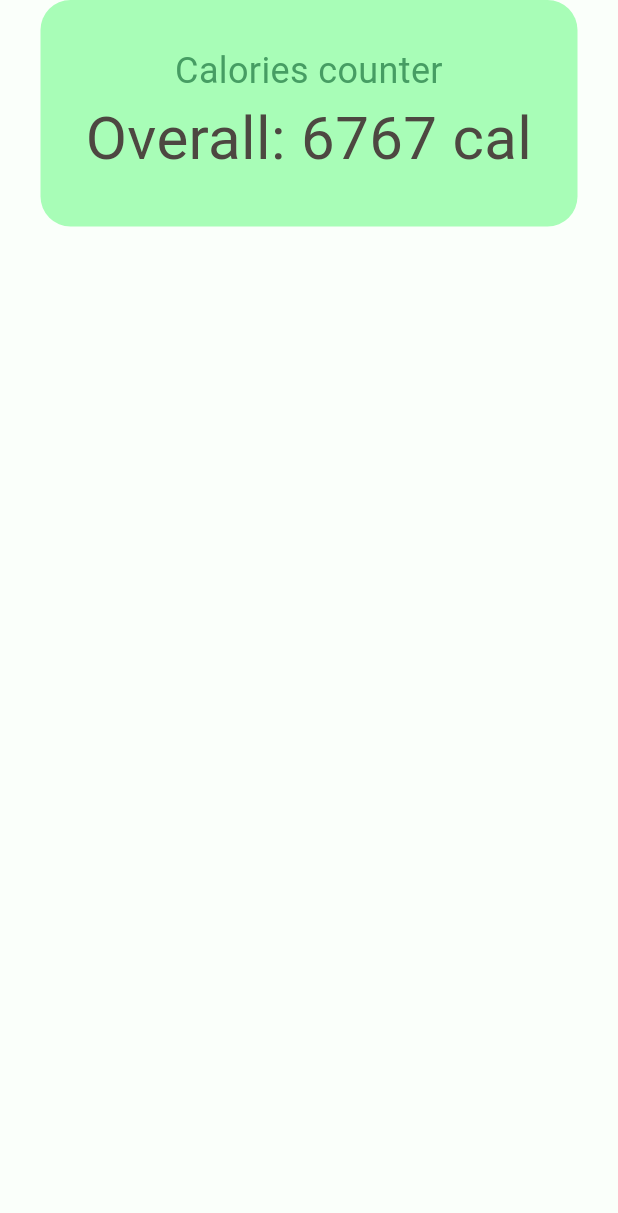
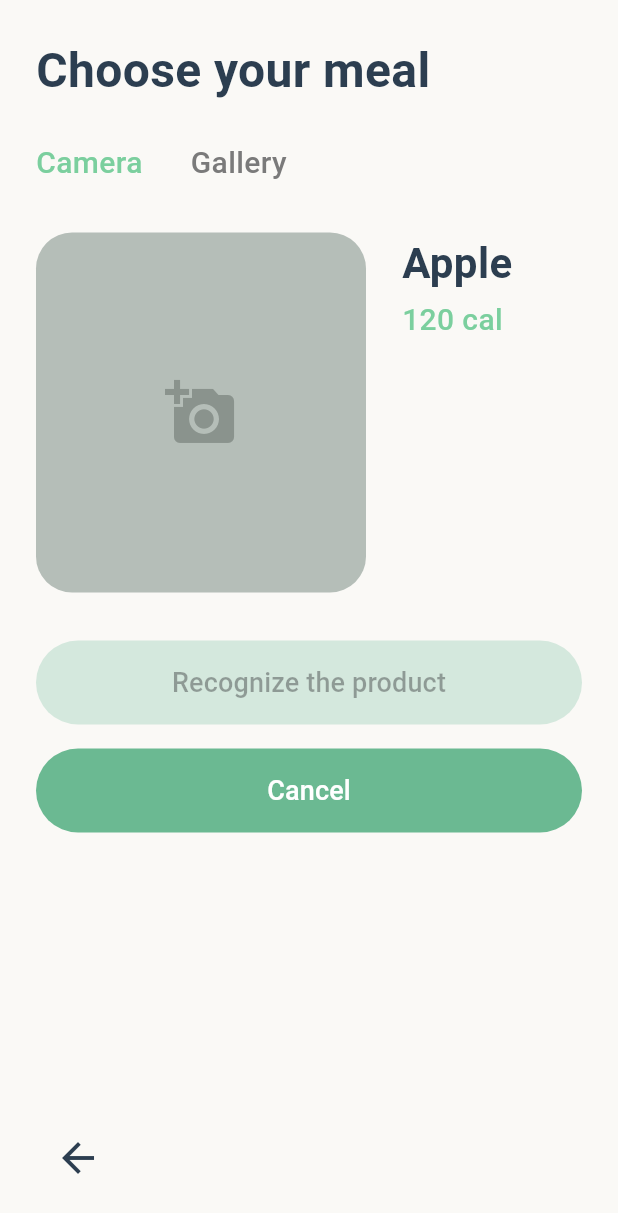
Before and after one commit to Qurt1024/calorie_count, a Flutter app: the screen it shows after launch, on a phone screen of 412 x 824 dp. Shown: the top 1213 px of the screen. Run offline on Flutter 3.47's test engine with Material 3 defaults, Android fonts, the phone set to English and light mode, and no system bars; our stand-ins replace image_picker; Roboto replaces fonts that are missing (Baloo Bhai 2).

Commit message:
calories_count page

```diff
--- /dev/null
+++ b/lib/counter_screen/ui/counter_screen.dart
@@ -0,0 +1,406 @@
+import 'dart:io';
+import 'package:flutter/material.dart';
+import 'package:image_picker/image_picker.dart';
+
+void main() {
+  runApp(const MealSelectionApp());
+}
+
+class MealSelectionApp extends MaterialApp {
+  const MealSelectionApp({super.key})
+      : super(
+          home: const MealSelectionScreen(),
+          debugShowCheckedModeBanner: false,
+        );
+}
+
+class MealSelectionState {
+  final File? selectedImage;
+  final String productName;
+  final int calories;
+  final bool isLoading;
+  final String? errorMessage;
+
+  const MealSelectionState({
+    this.selectedImage,
+    this.productName = 'Apple',
+    this.calories = 120,
+    this.isLoading = false,
+    this.errorMessage,
+  });
+
+  MealSelectionState copyWith({
+    File? selectedImage,
+    String? productName,
+    int? calories,
+    bool? isLoading,
+    String? errorMessage,
+  }) {
+    return MealSelectionState(
+      selectedImage: selectedImage ?? this.selectedImage,
+      productName: productName ?? this.productName,
+      calories: calories ?? this.calories,
+      isLoading: isLoading ?? this.isLoading,
+      errorMessage: errorMessage ?? this.errorMessage,
+    );
+  }
+
+  MealSelectionState reset() {
+    return const MealSelectionState();
+  }
+}
+
+class MealSelectionScreen extends StatefulWidget {
+  const MealSelectionScreen({super.key});
+
+  @override
+  State<MealSelectionScreen> createState() => _MealSelectionScreenState();
+}
+
+class _MealSelectionScreenState extends State<MealSelectionScreen> {
+  MealSelectionState _state = const MealSelectionState();
+  final ImagePicker _picker = ImagePicker();
+
+  void _updateState(MealSelectionState newState) {
+    setState(() {
+      _state = newState;
+    });
+  }
+
+  Future<void> _pickImageFromCamera() async {
+    try {
+      _updateState(_state.copyWith(isLoading: true));
+
+      final XFile? image = await _picker.pickImage(
+        source: ImageSource.camera,
+        imageQuality: 80,
+      );
+
+      if (image != null) {
+        _updateState(_state.copyWith(
+          selectedImage: File(image.path),
+          isLoading: false,
+        ));
+      } else {
+        _updateState(_state.copyWith(isLoading: false));
+      }
+    } catch (e) {
+      _updateState(_state.copyWith(
+        isLoading: false,
+        errorMessage: 'Error picking image from camera: $e',
+      ));
+      _showErrorDialog(_state.errorMessage!);
+    }
+  }
+
+  Future<void> _pickImageFromGallery() async {
+    try {
+      _updateState(_state.copyWith(isLoading: true));
+
+      final XFile? image = await _picker.pickImage(
+        source: ImageSource.gallery,
+        imageQuality: 80,
+      );
+
+      if (image != null) {
+        _updateState(_state.copyWith(
+          selectedImage: File(image.path),
+          isLoading: false,
+        ));
+      } else {
+        _updateState(_state.copyWith(isLoading: false));
+      }
+    } catch (e) {
+      _updateState(_state.copyWith(
+        isLoading: false,
+        errorMessage: 'Error picking image from gallery: $e',
+      ));
+      _showErrorDialog(_state.errorMessage!);
+    }
+  }
+
+  void _showImageSourceDialog() {
+    showDialog(
+      context: context,
+      builder: (BuildContext context) {
+        return AlertDialog(
+          title: const Text('Choose image source'),
+          content: Column(
+            mainAxisSize: MainAxisSize.min,
+            children: [
+              ListTile(
+                leading:
+                    const Icon(Icons.camera_alt, color: Color(0xFF7BCF9E)),
+                title: const Text('Camera'),
+                onTap: () {
+                  Navigator.pop(context);
+                  _pickImageFromCamera();
+                },
+              ),
+              ListTile(
+                leading:
+                    const Icon(Icons.photo_library, color: Color(0xFF7BCF9E)),
+                title: const Text('Gallery'),
+                onTap: () {
+                  Navigator.pop(context);
+                  _pickImageFromGallery();
+                },
+              ),
+            ],
+          ),
+        );
+      },
+    );
+  }
+
+  void _showErrorDialog(String message) {
+    showDialog(
+      context: context,
+      builder: (BuildContext context) {
+        return AlertDialog(
+          title: const Text('Error'),
+          content: Text(message),
+          actions: [
+            TextButton(
+              onPressed: () {
+                Navigator.pop(context);
+                _updateState(_state.copyWith(errorMessage: null));
+              },
+              child: const Text('OK'),
+            ),
+          ],
+        );
+      },
+    );
+  }
+
+  Future<void> _recognizeProduct() async {
+    if (_state.selectedImage == null) return;
+
+    _updateState(_state.copyWith(isLoading: true));
+
+
+    await Future.delayed(const Duration(seconds: 2));
+
+    _updateState(_state.copyWith(
+      productName: 'Banana',
+      calories: 105,
+      isLoading: false,
+    ));
+
+    if (mounted) {
+      ScaffoldMessenger.of(context).showSnackBar(
+        const SnackBar(
+          content: Text('Product recognized!'),
+          duration: Duration(seconds: 2),
+          backgroundColor: Color(0xFF6BB992),
+        ),
+      );
+    }
+  }
+
+  void _cancel() {
+    _updateState(_state.reset());
+  }
+
+  @override
+  Widget build(BuildContext context) {
+    return Scaffold(
+      backgroundColor: const Color(0xFFFAF9F6),
+      body: Stack(
+        children: [
+          SafeArea(
+            child: Padding(
+              padding: const EdgeInsets.all(24.0),
+              child: Column(
+                crossAxisAlignment: CrossAxisAlignment.start,
+                children: [
+
+                  const Text(
+                    'Choose your meal',
+                    style: TextStyle(
+                      fontSize: 32,
+                      fontWeight: FontWeight.w600,
+                      color: Color(0xFF2C3E50),
+                    ),
+                  ),
+                  const SizedBox(height: 24),
+
+                  // Camera/Gallery tabs
+                  Row(
+                    children: [
+                      GestureDetector(
+                        onTap: _pickImageFromCamera,
+                        child: const Text(
+                          'Camera',
+                          style: TextStyle(
+                            fontSize: 20,
+                            fontWeight: FontWeight.w500,
+                            color: Color(0xFF7BCF9E),
+                          ),
+                        ),
+                      ),
+                      const SizedBox(width: 32),
+                      GestureDetector(
+                        onTap: _pickImageFromGallery,
+                        child: const Text(
+                          'Gallery',
+                          style: TextStyle(
+                            fontSize: 20,
+                            fontWeight: FontWeight.w500,
+                            color: Color(0xFF7A7A7A),
+                          ),
+                        ),
+                      ),
+                    ],
+                  ),
+                  const SizedBox(height: 32),
+
+                  Row(
+                    crossAxisAlignment: CrossAxisAlignment.start,
+                    children: [
+                      GestureDetector(
+                        onTap: _showImageSourceDialog,
+                        child: Container(
+                          width: 220,
+                          height: 240,
+                          decoration: BoxDecoration(
+                            color: const Color(0xFFB5BEB8),
+                            borderRadius: BorderRadius.circular(24),
+                          ),
+                          child: _state.selectedImage != null
+                              ? ClipRRect(
+                                  borderRadius: BorderRadius.circular(24),
+                                  child: Image.file(
+                                    _state.selectedImage!,
+                                    fit: BoxFit.cover,
+                                  ),
+                                )
+                              : const Center(
+                                  child: Icon(
+                                    Icons.add_a_photo,
+                                    size: 48,
+                                    color: Color(0xFF8A938D),
+                                  ),
+                                ),
+                        ),
+                      ),
+                      const SizedBox(width: 24),
+
+                      Expanded(
+                        child: Column(
+                          crossAxisAlignment: CrossAxisAlignment.start,
+                          children: [
+                            Text(
+                              _state.productName,
+                              style: const TextStyle(
+                                fontSize: 28,
+                                fontWeight: FontWeight.w600,
+                                color: Color(0xFF2C3E50),
+                              ),
+                            ),
+                            const SizedBox(height: 4),
+                            Text(
+                              '${_state.calories} cal',
+                              style: const TextStyle(
+                                fontSize: 20,
+                                fontWeight: FontWeight.w500,
+                                color: Color(0xFF7BCF9E),
+                              ),
+                            ),
+                          ],
+                        ),
+                      ),
+                    ],
+                  ),
+                  const SizedBox(height: 32),
+
+                  SizedBox(
+                    width: double.infinity,
+                    height: 56,
+                    child: ElevatedButton(
+                      onPressed: _state.selectedImage != null && !_state.isLoading
+                          ? _recognizeProduct
+                          : null,
+                      style: ElevatedButton.styleFrom(
+                        backgroundColor: const Color(0xFFA8E6C5),
+                        foregroundColor: const Color(0xFF2C3E50),
+                        disabledBackgroundColor: const Color(0xFFD4E8DD),
+                        shape: RoundedRectangleBorder(
+                          borderRadius: BorderRadius.circular(28),
+                        ),
+                        elevation: 0,
+                      ),
+                      child: const Text(
+                        'Recognize the product',
+                        style: TextStyle(
+                          fontSize: 18,
+                          fontWeight: FontWeight.w500,
+                        ),
+                      ),
+                    ),
+                  ),
+                  const SizedBox(height: 16),
+
+                  // Cancel button
+                  SizedBox(
+                    width: double.infinity,
+                    height: 56,
+                    child: ElevatedButton(
+                      onPressed: _state.isLoading ? null : _cancel,
+                      style: ElevatedButton.styleFrom(
+                        backgroundColor: const Color(0xFF6BB992),
+                        foregroundColor: Colors.white,
+                        disabledBackgroundColor: const Color(0xFF9ABFAA),
+                        shape: RoundedRectangleBorder(
+                          borderRadius: BorderRadius.circular(28),
+                        ),
+                        elevation: 0,
+                      ),
+                      child: const Text(
+                        'Cancel',
+                        style: TextStyle(
+                          fontSize: 18,
+                          fontWeight: FontWeight.w500,
+                        ),
+                      ),
+                    ),
+                  ),
+                  const Spacer(),
+
+                  // Back button
+                  GestureDetector(
+                    onTap: () => Navigator.pop(context),
+                    child: Container(
+                      padding: const EdgeInsets.all(12),
+                      decoration: BoxDecoration(
+                        color: Colors.transparent,
+                        borderRadius: BorderRadius.circular(8),
+                      ),
+                      child: const Icon(
+                        Icons.arrow_back,
+                        size: 32,
+                        color: Color(0xFF2C3E50),
+                      ),
+                    ),
+                  ),
+                ],
+              ),
+            ),
+          ),
+
+          // Loading overlay
+          if (_state.isLoading)
+            Container(
+              color: Colors.black26,
+              child: const Center(
+                child: CircularProgressIndicator(
+                  valueColor: AlwaysStoppedAnimation<Color>(Color(0xFF7BCF9E)),
+                ),
+              ),
+            ),
+        ],
+      ),
+    );
+  }
+}
--- a/lib/main.dart
+++ b/lib/main.dart
@@ -1,3 +1,4 @@
+import 'package:calorie_count/counter_screen/ui/counter_screen.dart';
 import 'package:calorie_count/home_screen/ui/home_screen.dart';
 import 'package:flutter/material.dart';
 
@@ -13,7 +14,7 @@ class MyApp extends StatelessWidget {
   Widget build(BuildContext context) {
     return MaterialApp(
       theme: ThemeData(fontFamily: 'Baloo Bhai 2'),
-     home: HomeScreen(),
+     home: MealSelectionScreen(),
     );
   }
 }
--- a/pubspec.yaml
+++ b/pubspec.yaml
@@ -19,7 +19,7 @@ publish_to: 'none' # Remove this line if you wish to publish to pub.dev
 version: 1.0.0+1
 
 environment:
-  sdk: ^3.10.7
+  sdk: ^3.10.1
 
 # Dependencies specify other packages that your package needs in order to work.
 # To automatically upgrade your package dependencies to the latest versions
@@ -30,11 +30,12 @@ environment:
 dependencies:
   flutter:
     sdk: flutter
+  image_picker: ^1.0.7
+  cupertino_icons: ^1.0.8
 
 
   # The following adds the Cupertino Icons font to your application.
   # Use with the CupertinoIcons class for iOS style icons.
-  cupertino_icons: ^1.0.8
 
 dev_dependencies:
   flutter_test:
@@ -47,7 +48,6 @@ dev_dependencies:
   # package. See that file for information about deactivating specific lint
   # rules and activating additional ones.
   flutter_lints: ^6.0.0
-  image_picker: ^1.2.1
 
 # For information on the generic Dart part of this file, see the
 # following page: https://dart.dev/tools/pub/pubspec
```
Also changed, not shown: lib/widgets/list_item.dart (deleted, +0 -15 lines), pubspec.lock, 2 other files.
